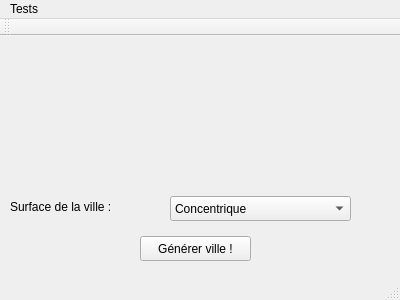
Old version of the form CityProject/mainwindow.ui in the repository stepharc/CityProjectGIG.
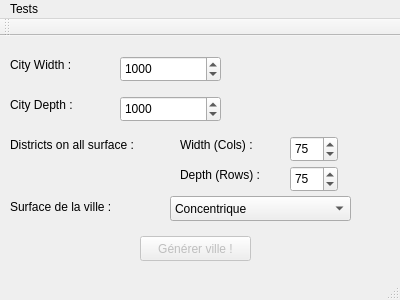
New version of the form.

Commit message: [09-01, matin] Interface, autres options surface

```diff
--- a/CityProject/mainwindow.ui
+++ b/CityProject/mainwindow.ui
@@ -62,7 +62,10 @@
      <string>Surface de la ville :</string>
     </property>
    </widget>
-   <widget class="QPushButton" name="pushButton">
+   <widget class="QPushButton" name="cityButton">
+    <property name="enabled">
+     <bool>false</bool>
+    </property>
     <property name="geometry">
      <rect>
       <x>140</x>
@@ -75,6 +78,147 @@
      <string>Générer ville !</string>
     </property>
    </widget>
+   <widget class="QLabel" name="label_2">
+    <property name="geometry">
+     <rect>
+      <x>10</x>
+      <y>20</y>
+      <width>81</width>
+      <height>17</height>
+     </rect>
+    </property>
+    <property name="text">
+     <string>City Width :</string>
+    </property>
+   </widget>
+   <widget class="QLabel" name="label_3">
+    <property name="geometry">
+     <rect>
+      <x>10</x>
+      <y>60</y>
+      <width>81</width>
+      <height>17</height>
+     </rect>
+    </property>
+    <property name="text">
+     <string>City Depth :</string>
+    </property>
+   </widget>
+   <widget class="QLabel" name="label_4">
+    <property name="geometry">
+     <rect>
+      <x>10</x>
+      <y>100</y>
+      <width>161</width>
+      <height>17</height>
+     </rect>
+    </property>
+    <property name="text">
+     <string>Districts on all surface :</string>
+    </property>
+   </widget>
+   <widget class="QSpinBox" name="cityWidth">
+    <property name="geometry">
+     <rect>
+      <x>120</x>
+      <y>20</y>
+      <width>101</width>
+      <height>26</height>
+     </rect>
+    </property>
+    <property name="minimum">
+     <number>1</number>
+    </property>
+    <property name="maximum">
+     <number>10000</number>
+    </property>
+    <property name="value">
+     <number>1000</number>
+    </property>
+   </widget>
+   <widget class="QSpinBox" name="cityDepth">
+    <property name="geometry">
+     <rect>
+      <x>120</x>
+      <y>60</y>
+      <width>101</width>
+      <height>26</height>
+     </rect>
+    </property>
+    <property name="minimum">
+     <number>1</number>
+    </property>
+    <property name="maximum">
+     <number>10000</number>
+    </property>
+    <property name="value">
+     <number>1000</number>
+    </property>
+   </widget>
+   <widget class="QLabel" name="label_5">
+    <property name="geometry">
+     <rect>
+      <x>180</x>
+      <y>100</y>
+      <width>91</width>
+      <height>17</height>
+     </rect>
+    </property>
+    <property name="text">
+     <string>Width (Cols) :</string>
+    </property>
+   </widget>
+   <widget class="QSpinBox" name="nbDistrictsCols">
+    <property name="geometry">
+     <rect>
+      <x>290</x>
+      <y>100</y>
+      <width>48</width>
+      <height>26</height>
+     </rect>
+    </property>
+    <property name="minimum">
+     <number>1</number>
+    </property>
+    <property name="maximum">
+     <number>100</number>
+    </property>
+    <property name="value">
+     <number>75</number>
+    </property>
+   </widget>
+   <widget class="QLabel" name="label_6">
+    <property name="geometry">
+     <rect>
+      <x>180</x>
+      <y>130</y>
+      <width>101</width>
+      <height>17</height>
+     </rect>
+    </property>
+    <property name="text">
+     <string>Depth (Rows) :</string>
+    </property>
+   </widget>
+   <widget class="QSpinBox" name="nbDistrictsRows">
+    <property name="geometry">
+     <rect>
+      <x>290</x>
+      <y>130</y>
+      <width>48</width>
+      <height>26</height>
+     </rect>
+    </property>
+    <property name="minimum">
+     <number>1</number>
+    </property>
+    <property name="maximum">
+     <number>100</number>
+    </property>
+    <property name="value">
+     <number>75</number>
+    </property>
+   </widget>
   </widget>
   <widget class="QToolBar" name="mainToolBar">
    <attribute name="toolBarArea">
```
The commit also changes 15 other files.
